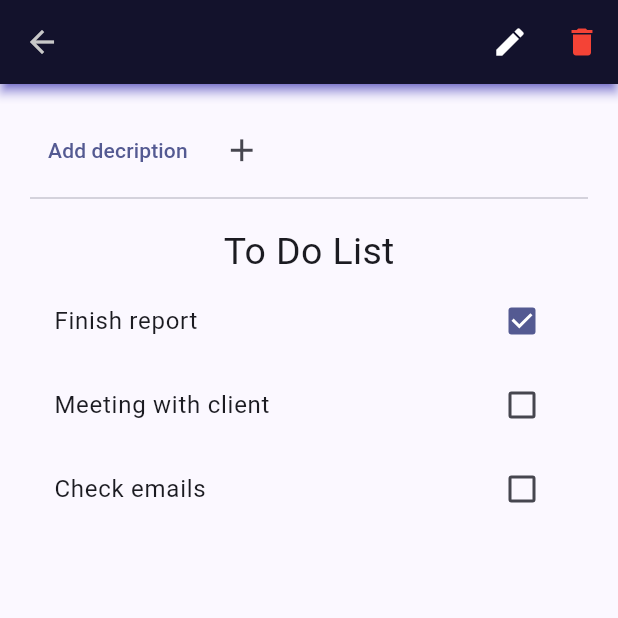
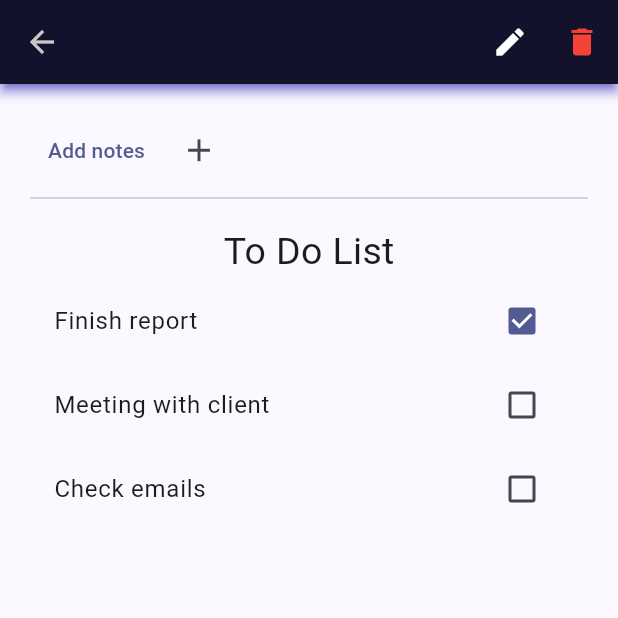
Before and after one commit to Hasse331/focusblock, a Flutter app: the OpenBlockScreen screen opened directly with empty values, on a phone screen of 412 x 824 dp, the top half of it. Run offline on Flutter 3.47's test engine with Material 3 defaults, Android fonts, the light colour scheme and no system bars; our stand-ins replace shared_preferences; accounts and stored records are empty.

Commit message:
description -> notes in UI

```diff
--- a/lib/models/time_block.dart
+++ b/lib/models/time_block.dart
@@ -10,7 +10,7 @@
   final String blockName;
   final TimeOfDay startTime;
   final TimeOfDay endTime;
-  final String? description;
+  final String? description; // referred as notes also in UI
   final List<ToDoItem>? toDoItems;
   final List<Link>? links;
 
--- a/lib/screens/open_block.dart
+++ b/lib/screens/open_block.dart
@@ -80,7 +80,7 @@
         padding: const EdgeInsets.all(20),
         child: Column(
           children: [
-            // Description
+            // Description / notes
             DescriptionWidget(
               currentBlock: _currentBlock,
               index: index,
--- a/lib/widgets/description.dart
+++ b/lib/widgets/description.dart
@@ -66,7 +66,7 @@
                     showInput = !showInput;
                   });
                 },
-                child: const Text('Add decription'),
+                child: const Text('Add notes'),
               ),
             if (!nullDescription && !showInput)
               Expanded(
@@ -102,9 +102,7 @@
                       maxLines: 10,
                       minLines: 1,
                       decoration: InputDecoration(
-                        labelText: nullDescription
-                            ? "Add description"
-                            : "Edti description",
+                        labelText: nullDescription ? "Add notes" : "Edti notes",
                       ),
                     ),
                     // Descritpion input field buttons:
```
